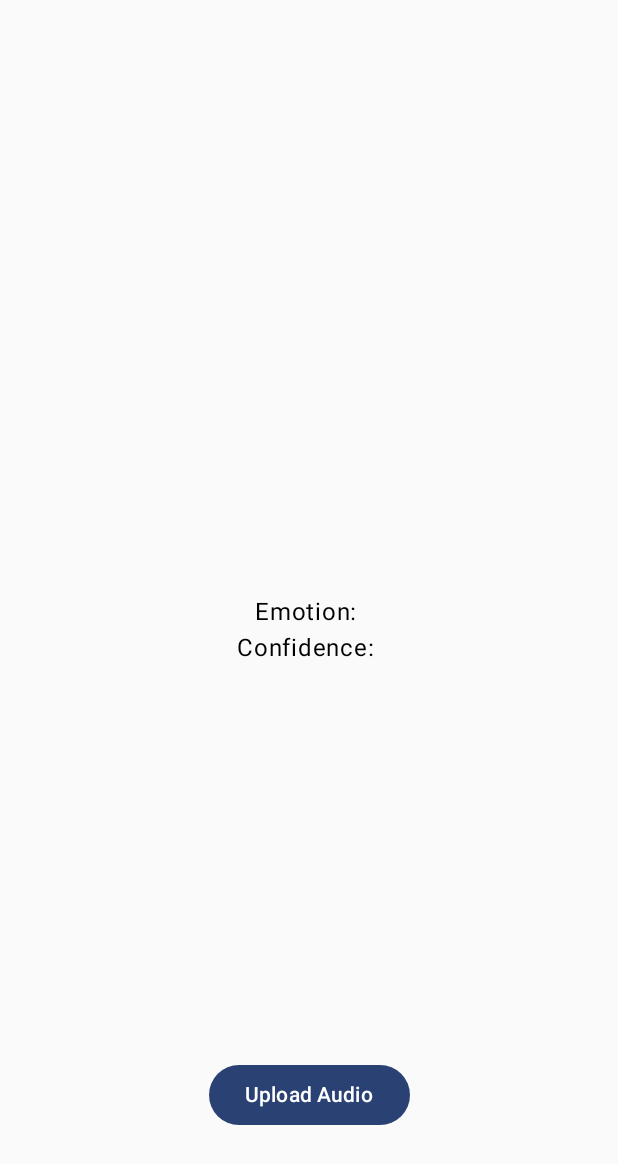
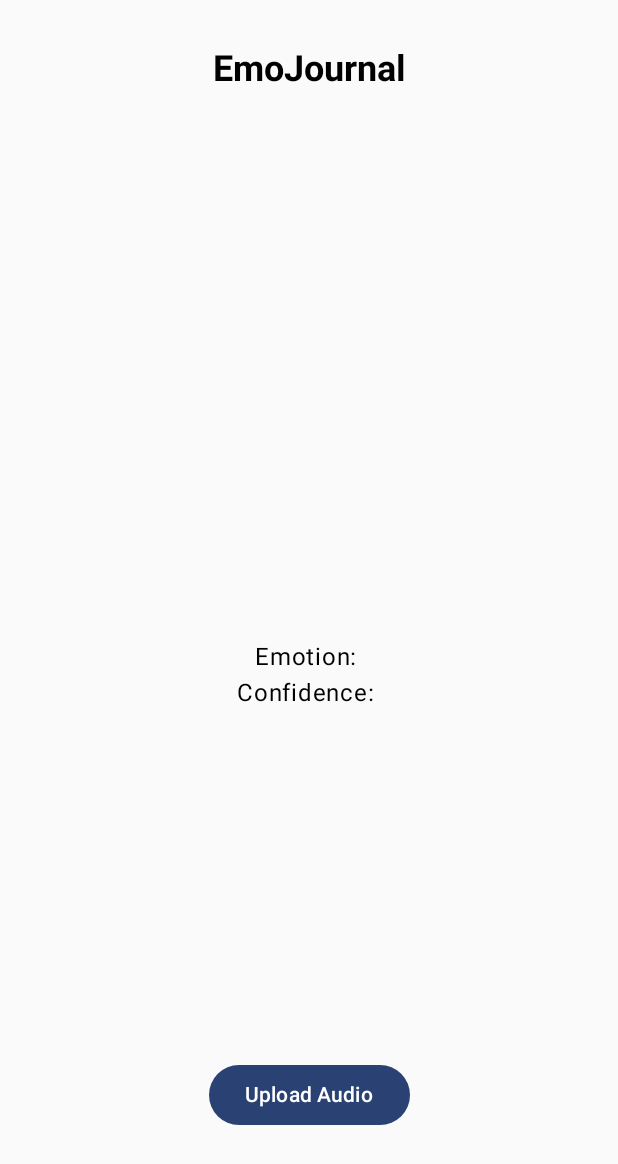
Before and after one commit to C23-PS163-EmoJournal/EmoJournal-app, an Android app built with Jetpack Compose: the screen it shows after launch (MainActivity), on a phone screen of 412 x 824 dp. Shown: the top 1164 px of the screen. Run offline under Robolectric (Android 15) with nearby library versions, the phone set to English and light mode, and no system bars.

Commit message:
success add header and adivice

```diff
--- a/app/src/main/java/com/example/emojournalnew/MainActivity.kt
+++ b/app/src/main/java/com/example/emojournalnew/MainActivity.kt
@@ -9,18 +9,29 @@ import androidx.activity.compose.setContent
 import androidx.activity.result.ActivityResultLauncher
 import androidx.activity.result.contract.ActivityResultContracts
 import androidx.activity.viewModels
+import androidx.compose.foundation.Image
+import androidx.compose.foundation.background
 import androidx.compose.foundation.layout.Box
 import androidx.compose.foundation.layout.Column
 import androidx.compose.foundation.layout.fillMaxSize
 import androidx.compose.foundation.layout.fillMaxWidth
 import androidx.compose.foundation.layout.padding
+import androidx.compose.foundation.layout.size
+import androidx.compose.foundation.shape.RoundedCornerShape
 import androidx.compose.material3.Button
 import androidx.compose.material3.Text
 import androidx.compose.runtime.Composable
 import androidx.compose.runtime.mutableStateOf
 import androidx.compose.ui.Alignment
 import androidx.compose.ui.Modifier
+import androidx.compose.ui.graphics.Color
+import androidx.compose.ui.graphics.painter.Painter
+import androidx.compose.ui.res.painterResource
+import androidx.compose.ui.text.TextStyle
+import androidx.compose.ui.text.font.FontWeight
+import androidx.compose.ui.text.style.TextAlign
 import androidx.compose.ui.unit.dp
+import androidx.compose.ui.unit.sp
 import com.example.emojournal2.ApiConfig
 import com.example.emojournalnew.ui.theme.EmoJournalNewTheme
 import kotlinx.coroutines.Dispatchers
@@ -43,6 +54,29 @@ class MainActivity : ComponentActivity() {
     private val config = ApiConfig()
     private val emotionState = mutableStateOf("")
     private val confidenceState = mutableStateOf("")
+
+    val emotionEmojiMap = mapOf(
+        "angry" to R.drawable.angry,
+        "disgust" to R.drawable.disguised,
+        "sad" to R.drawable.sad,
+        "happy" to R.drawable.happy,
+        "neutral" to R.drawable.neutral,
+        "surprise" to R.drawable.surprise,
+        "fear" to R.drawable.fear,
+        // Add more emotions and their corresponding emoji images as needed
+    )
+
+    data class EmotionData(val emojiImageRes: Int, val adviceMessage: String)
+    val emotionDataMap = mapOf(
+        "angry" to EmotionData(R.drawable.angry, "Take a deep breath and count to ten before responding."),
+        "disgust" to EmotionData(R.drawable.disguised, "Find a positive distraction to shift your focus."),
+        "sad" to EmotionData(R.drawable.sad, "Reach out to someone you trust and share your feelings."),
+        "happy" to EmotionData(R.drawable.happy, "Celebrate your achievements and spread joy to others."),
+        "neutral" to EmotionData(R.drawable.neutral, "Take a moment for self-reflection and self-care."),
+        "surprise" to EmotionData(R.drawable.surprise, "Embrace the unexpected and stay open to new opportunities."),
+        "fear" to EmotionData(R.drawable.fear, "Challenge your fears and take small steps toward overcoming them.")
+        // Add more emotions, emoji images, and advice messages as needed
+    )
 
     override fun onCreate(savedInstanceState: Bundle?) {
         super.onCreate(savedInstanceState)
@@ -112,7 +146,6 @@ class MainActivity : ComponentActivity() {
                     response: retrofit2.Response<ResponseBody>
                 ) {
                     Log.d("succeed", response.raw().toString())
-                    hit_api()
                 }
 
                 override fun onFailure(call: retrofit2.Call<ResponseBody>, t: Throwable) {
@@ -162,14 +195,60 @@ class MainActivity : ComponentActivity() {
     }
     @Composable
     fun EmotionScreen(emotionState: String, confidenceState: String) {
+        val emotionData = emotionDataMap[emotionState]
+        val emojiImagePainter: Painter? = emotionData?.emojiImageRes?.let { painterResource(it) }
+
         Column(
             modifier = Modifier
-                .fillMaxWidth()
+                .fillMaxSize()
                 .padding(horizontal = 32.dp),
             horizontalAlignment = Alignment.CenterHorizontally
         ) {
-            Text(text = "Emotion: $emotionState")
-            Text(text = "Confidence: $confidenceState")
+            // Application name at the top
+            Text(
+                text = "EmoJournal",
+                style = TextStyle(
+                    fontSize = 24.sp,
+                    fontWeight = FontWeight.Bold,
+                    textAlign = TextAlign.Center
+                ),
+                modifier = Modifier.padding(vertical = 16.dp)
+            )
+
+            Box(
+                modifier = Modifier.weight(1f),
+                contentAlignment = Alignment.Center
+            ) {
+                Column(
+                    horizontalAlignment = Alignment.CenterHorizontally
+                ) {
+                    emojiImagePainter?.let {
+                        Image(
+                            painter = it,
+                            contentDescription = "Emoji",
+                            modifier = Modifier.size(64.dp) // Adjust the size as needed
+                        )
+                    }
+                    Text(text = "Emotion: $emotionState")
+                    Text(text = "Confidence: $confidenceState")
+
+                    emotionData?.adviceMessage?.let {
+                        Box(
+                            modifier = Modifier
+                                .fillMaxWidth()
+                                .padding(16.dp)
+                                .background(color = Color.LightGray, shape = RoundedCornerShape(8.dp))
+                                .padding(8.dp)
+                        ) {
+                            Text(
+                                text = "Advice: $it",
+                                modifier = Modifier.fillMaxWidth(),
+                                textAlign = TextAlign.Center
+                            )
+                        }
+                    }
+                }
+            }
         }
     }
 }
```
Also changed, not shown: app/src/main/res/drawable/angry.png (added), app/src/main/res/drawable/disguised.png (added), app/src/main/res/drawable/fear.png (added), app/src/main/res/drawable/happy.png (added), app/src/main/res/drawable/neutral.png (added), app/src/main/res/drawable/sad.png (added), app/src/main/res/drawable/surprise.png (added).
